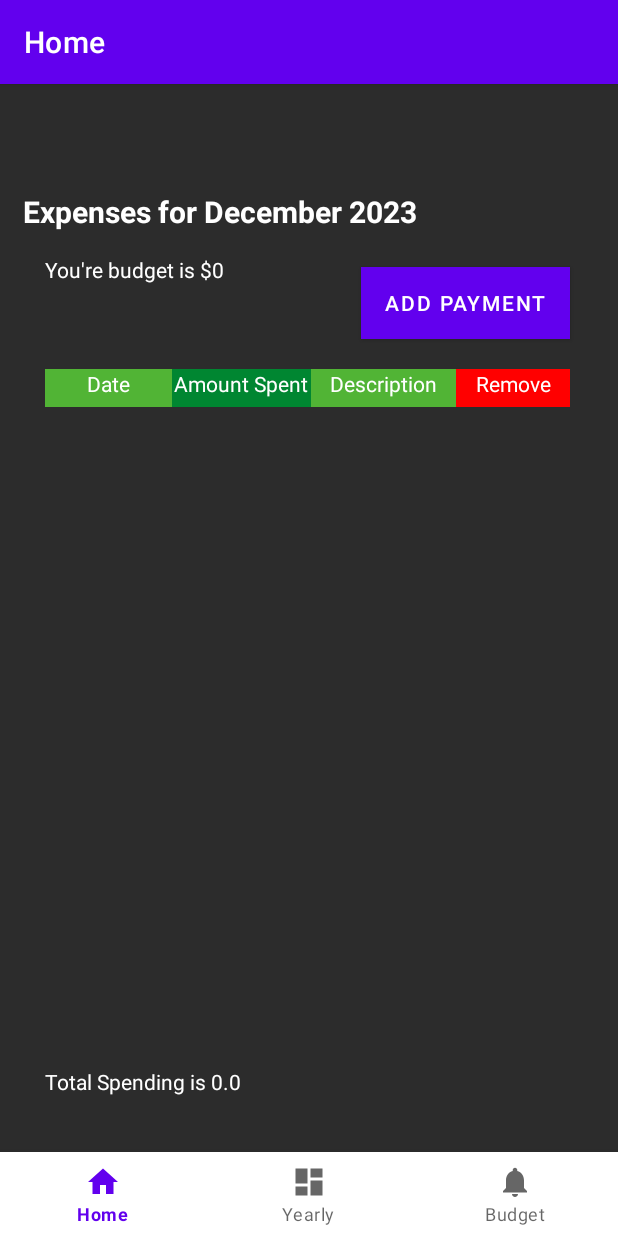
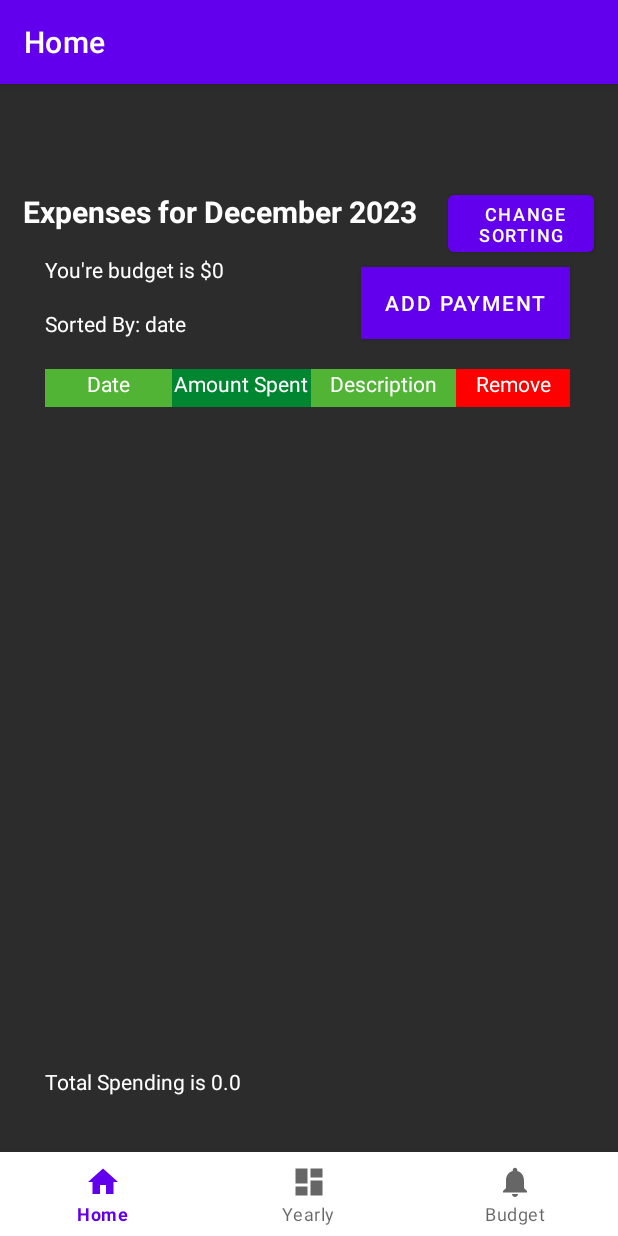
Before and after one commit to mirandae776/budget, an Android app: the screen it shows after launch (MainActivity), on a phone screen of 412 x 824 dp. Run offline under Robolectric (Android 15) with nearby library versions, the phone set to English and light mode, and no system bars; our stand-ins replace navigation-ui; 1 statement that could not run was skipped.

Commit message:
merged branches and added the abiulity to change sorting

```diff
--- a/app/src/main/java/edu/msoe/budget_app/DataViewModel.kt
+++ b/app/src/main/java/edu/msoe/budget_app/DataViewModel.kt
@@ -29,6 +29,7 @@ class DataViewModel(application: Application) : AndroidViewModel(application) {
     private val budgetDbHelper: BudgetDatabaseHelper = BudgetDatabaseHelper(application)
     var selectedMonth: String = getFormattedCurrentMonth()
     var selectedBudget: Int = getBudgets()[getBudgets().size-1];
+    var selectedSorting: String = "date"
 
     private val _spendingDetails = MutableLiveData<List<SpendingDetail>>()
     val spendingDetails: LiveData<List<SpendingDetail>> get() = _spendingDetails
--- a/app/src/main/java/edu/msoe/budget_app/ui/home/HomeFragment.kt
+++ b/app/src/main/java/edu/msoe/budget_app/ui/home/HomeFragment.kt
@@ -1,5 +1,6 @@
 package edu.msoe.budget_app.ui.home
 
+import android.annotation.SuppressLint
 import android.app.AlertDialog
 import android.app.DatePickerDialog
 import android.app.Dialog
@@ -69,19 +70,28 @@ class HomeFragment : Fragment() {
         // current date and time and calling a simple
         // date format in it.
         val currentDate = sdf.format(Date())
-        var dateParts = currentDate.split("-")
         val currentMonthName = viewModel.selectedMonth
 
         _binding = FragmentHomeBinding.inflate(inflater, container, false)
         root = binding.root
 
-        val tableLayout = root.findViewById<TableLayout>(R.id.tableLayout) // Assuming you have a TableLayout in your layout file with the ID 'tableLayout'
 
         val addButton = root.findViewById<Button>(R.id.addButton)
         addButton.setOnClickListener {
             showAddPopup(spendingEntries)
         }
         updateUI(viewModel)
+        val sortButton = root.findViewById<Button>(R.id.sortButton)
+        val sortText = root.findViewById<TextView>(R.id.sortTextView)
+        sortText.text = "Sorted By: " + viewModel.selectedSorting
+
+        sortButton.setOnClickListener{
+            changeSorting(viewModel)
+            updateUI(viewModel)
+            sortText.text = "Sorted By: " + viewModel.selectedSorting
+        }
+
+
 
 
 
@@ -98,28 +108,45 @@ class HomeFragment : Fragment() {
         currentMonthText.text = "Expenses for $currentMonthName"
 
         val budgetText = root.findViewById<TextView>(R.id.budgetText)
-        val budget = viewModel.getBudget()
+        val budget = viewModel.selectedBudget
         budgetText.text = "You're budget is $" + budget
         return root
     }
 
+    private fun changeSorting(viewModel: DataViewModel){
+        val sorting = viewModel.selectedSorting
+        if(sorting === "date"){
+            viewModel.selectedSorting = "amount"
+        } else{
+            viewModel.selectedSorting = "date"
+        }
+    }
+
+    @SuppressLint("ClickableViewAccessibility")
     private fun updateUI(viewModel: DataViewModel) {
         val spendingDetails = viewModel.getSpendingDetails(requireContext())
         val tableLayout = root.findViewById<TableLayout>(R.id.tableLayout)
         tableLayout.removeAllViews()
 
         var total = 0.0
-        val budget = viewModel.getBudget()
+        val budget = viewModel.selectedBudget
 
         val selectedMonth = viewModel.selectedMonth
 
-        for (item in spendingDetails) {
+        val selectedSorting = viewModel.selectedSorting
+        val sortedSpendingDetails = when (selectedSorting) {
+            "date" -> spendingDetails.sortedByDescending { it.date }
+            "amount" -> spendingDetails.sortedByDescending { it.amountSpent }
+            else -> spendingDetails
+        }
+
+        for (item in sortedSpendingDetails) {
             val calendar = Calendar.getInstance()
             calendar.time = item.date
             val spendingDetailMonth = SimpleDateFormat("MMMM yyyy", Locale.getDefault()).format(item.date)
 
             if (spendingDetailMonth.equals(selectedMonth, ignoreCase = true)) {
-                val date = SimpleDateFormat("MMMM d, yyyy", Locale.getDefault()).format(item.date)
+                val date = SimpleDateFormat("MMM d, yyyy", Locale.getDefault()).format(item.date)
                 val formattedMoneySpent = df.format(item.amountSpent)
 
                 val row = TableRow(root.context)
@@ -175,6 +202,7 @@ class HomeFragment : Fragment() {
 
                 if (total > budget) {
                     row.setBackgroundColor(root.resources.getColor(android.R.color.holo_red_light))
+                    moneySpentTextView.setBackgroundColor(root.resources.getColor(android.R.color.holo_red_light))
                 }
 
                 tableLayout.addView(row)
--- a/app/src/main/res/layout/fragment_home.xml
+++ b/app/src/main/res/layout/fragment_home.xml
@@ -175,4 +175,25 @@
         app:layout_constraintEnd_toEndOf="@+id/scrollView2"
         app:layout_constraintTop_toTopOf="@+id/budgetText" />
 
+    <Button
+        android:id="@+id/sortButton"
+        android:layout_width="97dp"
+        android:layout_height="50dp"
+        android:layout_marginTop="12dp"
+        android:layout_marginEnd="16dp"
+        android:text=" change sorting"
+        android:textSize="12sp"
+        app:layout_constraintEnd_toEndOf="parent"
+        app:layout_constraintTop_toTopOf="parent" />
+
+    <TextView
+        android:id="@+id/sortTextView"
+        android:layout_width="wrap_content"
+        android:layout_height="wrap_content"
+        android:layout_marginStart="30dp"
+        android:text="Sorted By:"
+        android:textColor="#FFFFFF"
+        app:layout_constraintStart_toStartOf="parent"
+        app:layout_constraintTop_toBottomOf="@+id/budgetText" />
+
 </androidx.constraintlayout.widget.ConstraintLayout>
```
Also changed, not shown: app/src/main/res/layout/fragment_dashboard.xml (+0 -24 lines).
